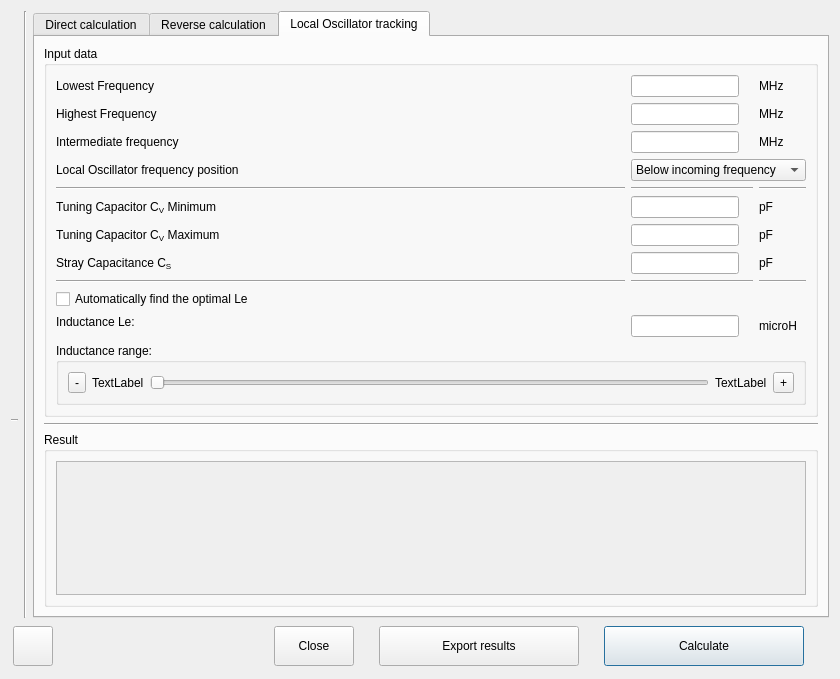
First picture: the form in bandspread.ui, repository radioacoustick/Coil64, before the edit.
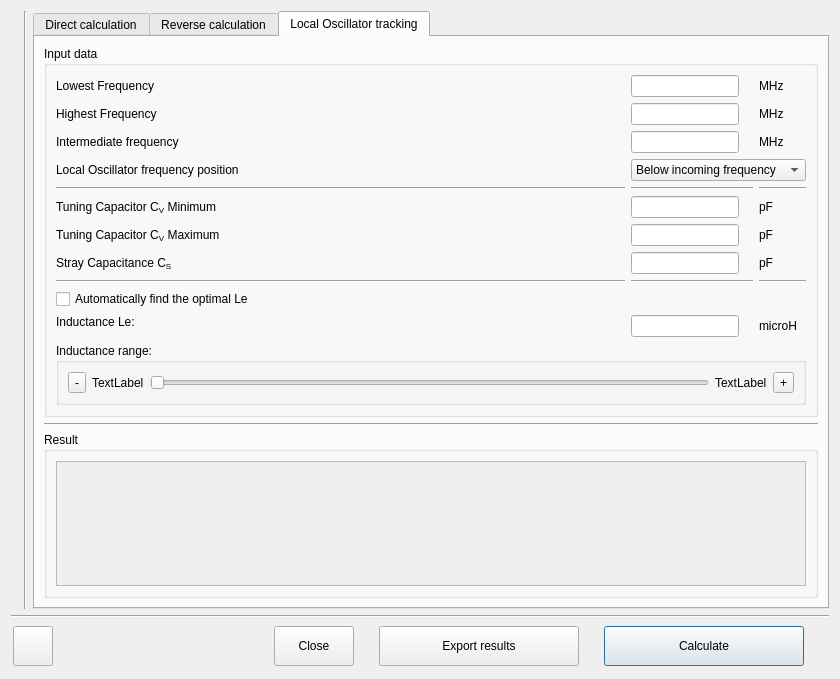
Second picture: the form after the edit. The open tabs and pages were chosen to show the change. Icons and pictures are not drawn.

```diff
--- a/bandspread.ui
+++ b/bandspread.ui
@@ -62,19 +62,6 @@
          </property>
         </widget>
        </item>
-       <item>
-        <widget class="Line" name="line_5">
-         <property name="sizePolicy">
-          <sizepolicy hsizetype="Minimum" vsizetype="Fixed">
-           <horstretch>0</horstretch>
-           <verstretch>0</verstretch>
-          </sizepolicy>
-         </property>
-         <property name="orientation">
-          <enum>Qt::Horizontal</enum>
-         </property>
-        </widget>
-       </item>
       </layout>
      </item>
      <item>
@@ -1462,7 +1449,7 @@
                  <x>0</x>
                  <y>0</y>
                  <width>472</width>
-                 <height>97</height>
+                 <height>88</height>
                 </rect>
                </property>
                <layout class="QVBoxLayout" name="verticalLayout_7">
@@ -1501,6 +1488,13 @@
      </item>
     </layout>
    </item>
+   <item>
+    <widget class="Line" name="line_5">
+     <property name="orientation">
+      <enum>Qt::Horizontal</enum>
+     </property>
+    </widget>
+   </item>
    <item>
     <layout class="QHBoxLayout" name="horizontalLayout_2">
      <property name="spacing">
```
